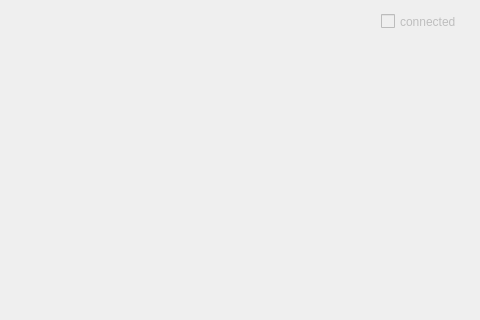
Qt form vizu/norsevpn.ui (bitSheriff/norsevpn) before a commit; both pictures show x 319 to 799 and y 0 to 320 of the 799 by 600 pixel window.
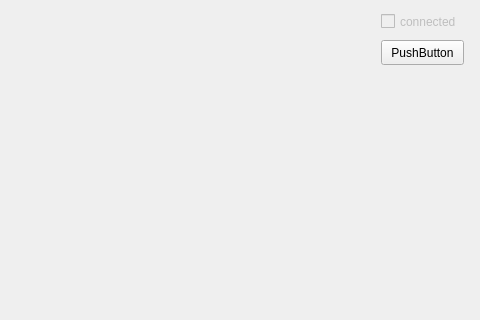
The same form after that commit.

Commit message: first draft of the config window

What changed in the file:
```diff
--- a/vizu/norsevpn.ui
+++ b/vizu/norsevpn.ui
@@ -74,6 +74,19 @@
      <string>PushButton</string>
     </property>
    </widget>
+   <widget class="QPushButton" name="btn_config">
+    <property name="geometry">
+     <rect>
+      <x>700</x>
+      <y>40</y>
+      <width>83</width>
+      <height>25</height>
+     </rect>
+    </property>
+    <property name="text">
+     <string>PushButton</string>
+    </property>
+   </widget>
   </widget>
  </widget>
  <resources/>
```
The commit also changes 3 other files.
